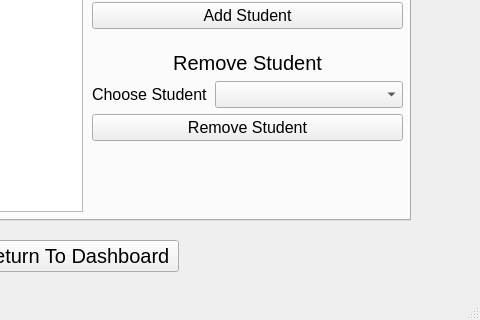
This is ui files/manageClassPage.ui in BXRSRUDIOS/a-level-coursework-project as Qt 5 draws it before an edit; both pictures show x 320 to 800 and y 480 to 800 of the 800 by 800 pixel window. The edited form follows.
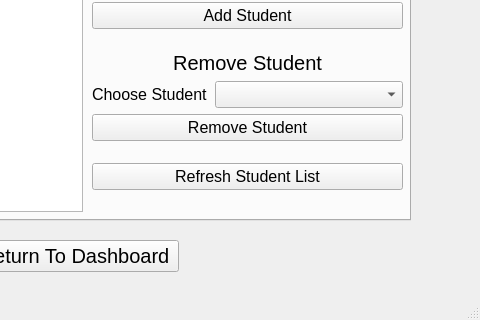
This is the edited form. The open tabs and pages were chosen to show the change. Icons and pictures are not drawn.

Commit message: Finished Manage Clas Page

What changed in the file:
```diff
--- a/ui files/manageClassPage.ui
+++ b/ui files/manageClassPage.ui
@@ -565,7 +565,7 @@
         <x>340</x>
         <y>50</y>
         <width>311</width>
-        <height>361</height>
+        <height>391</height>
        </rect>
       </property>
       <layout class="QFormLayout" name="formLayout_2">
@@ -735,6 +735,13 @@
          </property>
         </spacer>
        </item>
+       <item row="16" column="0" colspan="2">
+        <widget class="QPushButton" name="refreshStudentListButton">
+         <property name="text">
+          <string>Refresh Student List</string>
+         </property>
+        </widget>
+       </item>
       </layout>
      </widget>
     </widget>
```
Left out of the diff: 4 changed lines with no effect on the pictures. The commit also changes 2 other files.
